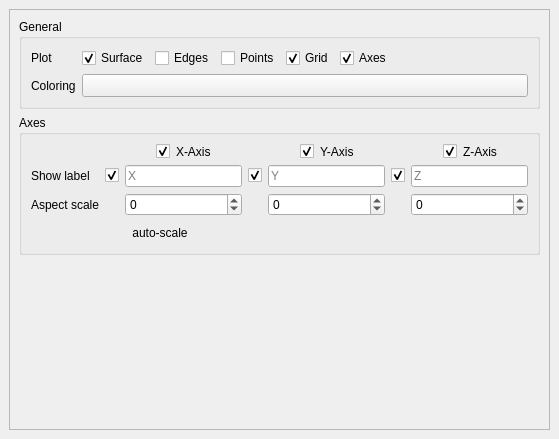
EnMAP-Box/enmap-box, file enmapbox/coreapps/spectralsurfaceplottingapp/spectralsurfaceplottingsettingsdockwidget.ui: the form before one commit.
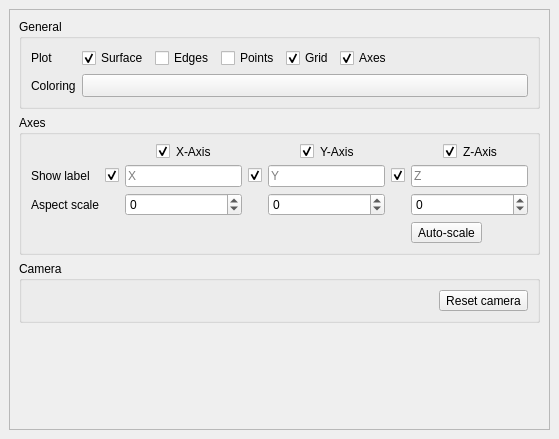
The form after the commit. Custom widgets are drawn as their Qt base class.

Diff of the .ui file:
```diff
--- a/enmapbox/coreapps/spectralsurfaceplottingapp/spectralsurfaceplottingsettingsdockwidget.ui
+++ b/enmapbox/coreapps/spectralsurfaceplottingapp/spectralsurfaceplottingsettingsdockwidget.ui
@@ -438,13 +438,13 @@
                </item>
               </layout>
              </item>
-             <item row="3" column="2">
+             <item row="3" column="6">
               <widget class="QToolButton" name="mAutoScale">
                <property name="text">
-                <string>auto-scale</string>
+                <string>Auto-scale</string>
                </property>
                <property name="autoRaise">
-                <bool>true</bool>
+                <bool>false</bool>
                </property>
               </widget>
              </item>
@@ -453,6 +453,38 @@
           </layout>
          </widget>
         </item>
+        <item>
+         <widget class="QGroupBox" name="groupBox_3">
+          <property name="title">
+           <string>Camera</string>
+          </property>
+          <layout class="QHBoxLayout" name="horizontalLayout_5">
+           <item>
+            <spacer name="horizontalSpacer_9">
+             <property name="orientation">
+              <enum>Qt::Orientation::Horizontal</enum>
+             </property>
+             <property name="sizeHint" stdset="0">
+              <size>
+               <width>40</width>
+               <height>20</height>
+              </size>
+             </property>
+            </spacer>
+           </item>
+           <item>
+            <widget class="QToolButton" name="mResetCamera">
+             <property name="text">
+              <string>Reset camera</string>
+             </property>
+             <property name="autoRaise">
+              <bool>false</bool>
+             </property>
+            </widget>
+           </item>
+          </layout>
+         </widget>
+        </item>
         <item>
          <spacer name="verticalSpacer">
           <property name="orientation">
```
